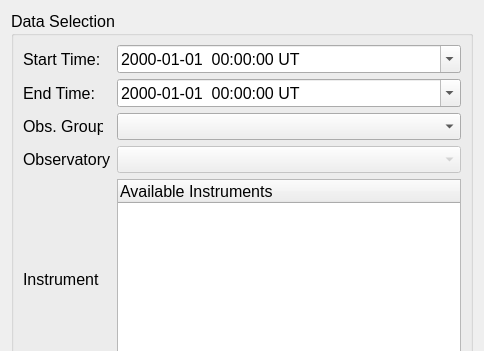
Above: ghost-kit/CDAweb/ui/ScInfoPropWidget.ui from ghost-kit/GHOST before the change; both pictures show x 0 to 484 and y 0 to 351 of the 484 by 795 pixel window. Below: the same form after it.
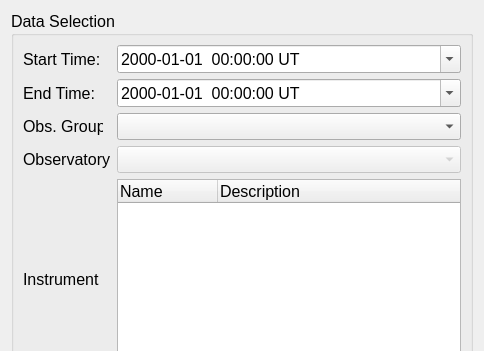
That is the form after the change. Custom widgets are drawn as their Qt base class.

Commit message: Added Checkbox support to the Instrument selection routine.  Working on extending the functionality out to the other selection mechanisms.

What changed in the file:
```diff
--- a/ghost-kit/CDAweb/ui/ScInfoPropWidget.ui
+++ b/ghost-kit/CDAweb/ui/ScInfoPropWidget.ui
@@ -261,12 +261,26 @@
         <property name="allColumnsShowFocus">
          <bool>true</bool>
         </property>
+        <property name="columnCount">
+         <number>2</number>
+        </property>
+        <attribute name="headerCascadingSectionResizes">
+         <bool>true</bool>
+        </attribute>
+        <attribute name="headerDefaultSectionSize">
+         <number>100</number>
+        </attribute>
         <attribute name="headerHighlightSections">
          <bool>true</bool>
         </attribute>
         <column>
          <property name="text">
-          <string>Available Instruments</string>
+          <string>Name</string>
+         </property>
+        </column>
+        <column>
+         <property name="text">
+          <string>Description</string>
          </property>
         </column>
        </widget>
```
Left out of the diff: 68 changed lines with no effect on the pictures. The commit also changes 2 other files.
